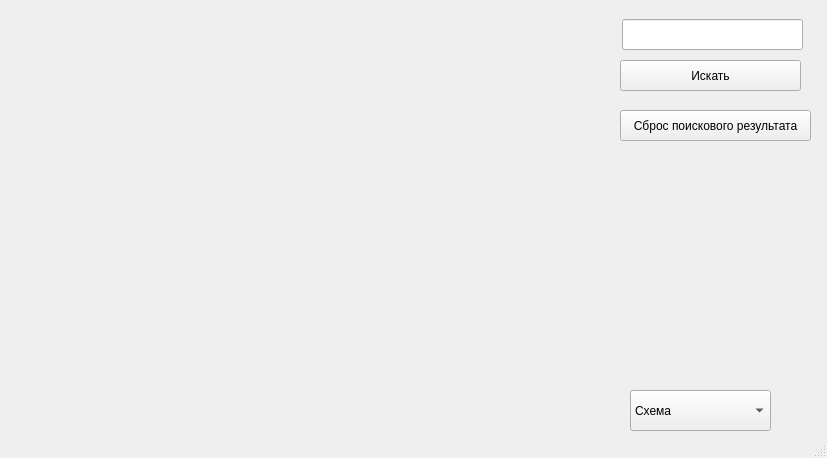
Before: the Qt Designer form interface.ui in DmitriyKruchkov/BigWorkYandexAPI_V1, drawn with Qt 5.
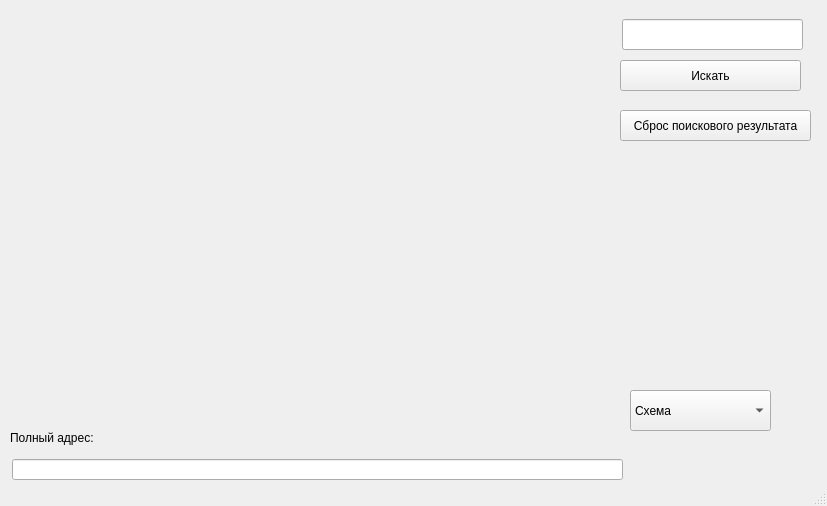
After: the same form once the commit is applied.

Commit message: i added line with full address

```diff
--- a/interface.ui
+++ b/interface.ui
@@ -7,7 +7,7 @@
     <x>0</x>
     <y>0</y>
     <width>827</width>
-    <height>458</height>
+    <height>506</height>
    </rect>
   </property>
   <property name="windowTitle">
@@ -106,6 +106,32 @@
      <string>Сброс поискового результата</string>
     </property>
    </widget>
+   <widget class="QLineEdit" name="address_line">
+    <property name="geometry">
+     <rect>
+      <x>12</x>
+      <y>459</y>
+      <width>611</width>
+      <height>21</height>
+     </rect>
+    </property>
+    <property name="focusPolicy">
+     <enum>Qt::NoFocus</enum>
+    </property>
+   </widget>
+   <widget class="QLabel" name="label">
+    <property name="geometry">
+     <rect>
+      <x>10</x>
+      <y>430</y>
+      <width>151</width>
+      <height>16</height>
+     </rect>
+    </property>
+    <property name="text">
+     <string>Полный адрес:</string>
+    </property>
+   </widget>
   </widget>
   <widget class="QStatusBar" name="statusbar"/>
  </widget>
```
The commit also changes 1 other file.
